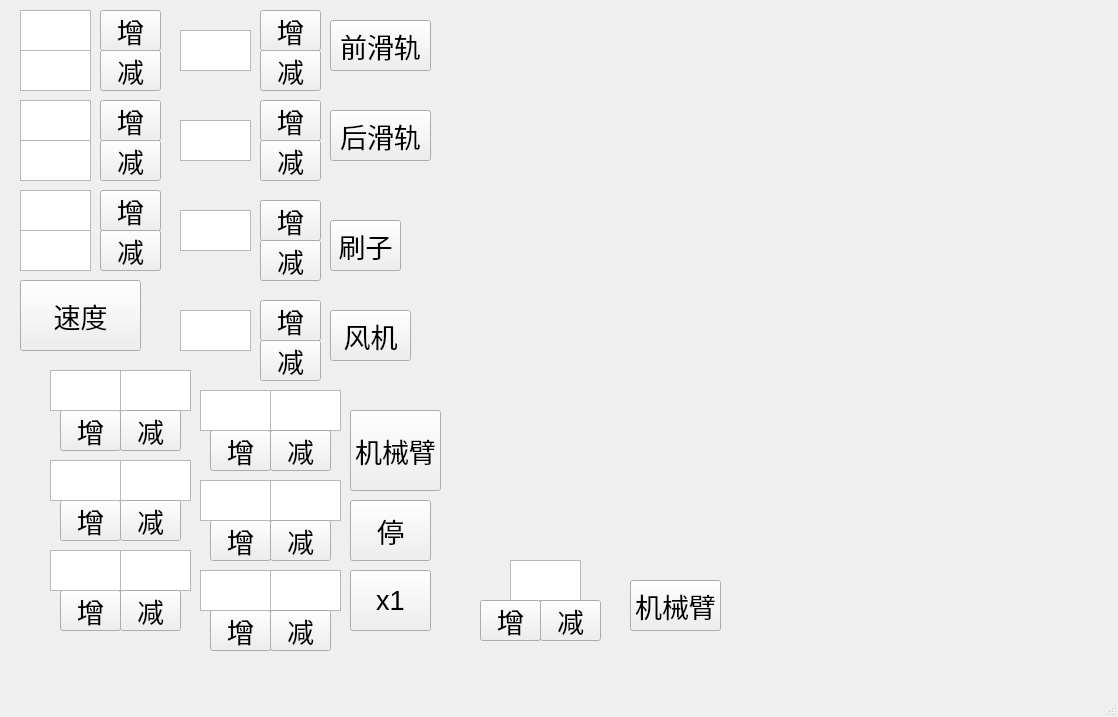
Qt form src/ctl_win/untitled_edit.ui (ucwxb/fallen_leaves_robot) before a commit.
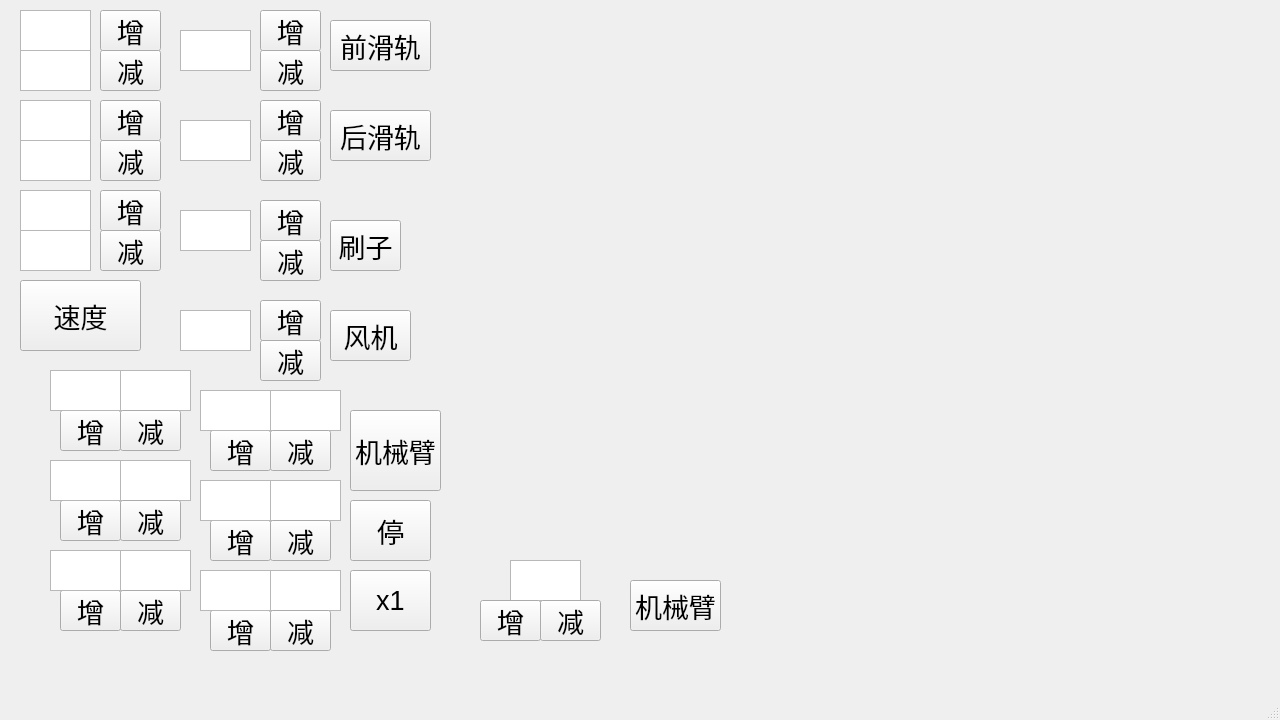
The same form after that commit.

Diff of the .ui file:
```diff
--- a/src/ctl_win/untitled_edit.ui
+++ b/src/ctl_win/untitled_edit.ui
@@ -6,8 +6,8 @@
    <rect>
     <x>0</x>
     <y>0</y>
-    <width>1118</width>
-    <height>717</height>
+    <width>1280</width>
+    <height>720</height>
    </rect>
   </property>
   <property name="windowTitle">
@@ -1029,8 +1029,8 @@
    <widget class="QLabel" name="label">
     <property name="geometry">
      <rect>
-      <x>450</x>
-      <y>10</y>
+      <x>640</x>
+      <y>0</y>
       <width>640</width>
       <height>480</height>
      </rect>
```
